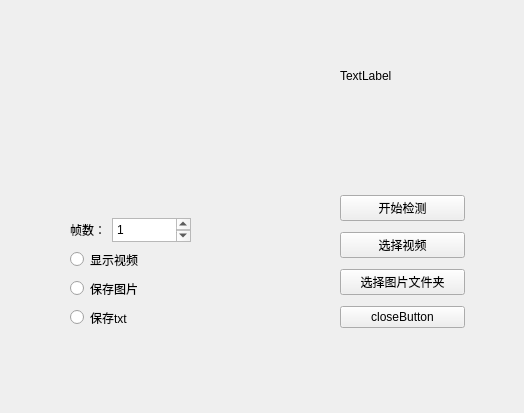
This is yolotool.ui in truettA/strangeTool as Qt 5 draws it before an edit. The edited form follows.
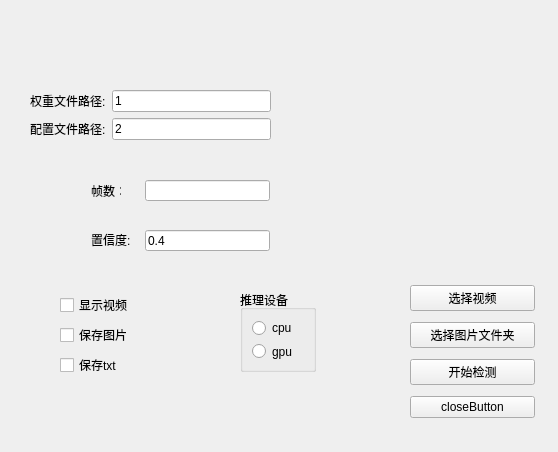
This is the edited form.

The edit to the form file:
```diff
--- a/yolotool.ui
+++ b/yolotool.ui
@@ -6,43 +6,23 @@
    <rect>
     <x>0</x>
     <y>0</y>
-    <width>524</width>
-    <height>413</height>
+    <width>558</width>
+    <height>452</height>
    </rect>
   </property>
   <property name="windowTitle">
    <string>Form</string>
   </property>
-  <widget class="QLabel" name="label_2">
+  <widget class="QWidget" name="layoutWidget">
    <property name="geometry">
     <rect>
-     <x>340</x>
-     <y>20</y>
-     <width>141</width>
-     <height>111</height>
-    </rect>
-   </property>
-   <property name="text">
-    <string>TextLabel</string>
-   </property>
-  </widget>
-  <widget class="QWidget" name="">
-   <property name="geometry">
-    <rect>
-     <x>340</x>
-     <y>190</y>
+     <x>410</x>
+     <y>280</y>
      <width>125</width>
      <height>143</height>
     </rect>
    </property>
    <layout class="QVBoxLayout" name="verticalLayout">
-    <item>
-     <widget class="QPushButton" name="startDectButton">
-      <property name="text">
-       <string>开始检测</string>
-      </property>
-     </widget>
-    </item>
     <item>
      <widget class="QPushButton" name="selectVideoButton">
       <property name="text">
@@ -57,6 +37,13 @@
       </property>
      </widget>
     </item>
+    <item>
+     <widget class="QPushButton" name="startDectButton">
+      <property name="text">
+       <string>开始检测</string>
+      </property>
+     </widget>
+    </item>
     <item>
      <widget class="QPushButton" name="closeShowButton">
       <property name="text">
@@ -66,57 +53,167 @@
     </item>
    </layout>
   </widget>
-  <widget class="QWidget" name="">
+  <widget class="QWidget" name="widget" native="true">
    <property name="geometry">
     <rect>
-     <x>70</x>
-     <y>218</y>
-     <width>121</width>
-     <height>111</height>
+     <x>60</x>
+     <y>270</y>
+     <width>151</width>
+     <height>131</height>
     </rect>
    </property>
-   <layout class="QVBoxLayout" name="verticalLayout_2">
+   <layout class="QVBoxLayout" name="verticalLayout_3">
     <item>
-     <layout class="QHBoxLayout" name="horizontalLayout">
+     <layout class="QVBoxLayout" name="verticalLayout_2">
       <item>
-       <widget class="QLabel" name="label">
+       <widget class="QCheckBox" name="checkBox">
         <property name="text">
-         <string>帧数：</string>
+         <string>显示视频</string>
         </property>
        </widget>
       </item>
       <item>
-       <widget class="QPlainTextEdit" name="plainTextEdit">
-        <property name="plainText">
-         <string>1</string>
+       <widget class="QCheckBox" name="checkBox_2">
+        <property name="text">
+         <string>保存图片</string>
+        </property>
+       </widget>
+      </item>
+      <item>
+       <widget class="QCheckBox" name="checkBox_3">
+        <property name="text">
+         <string>保存txt</string>
         </property>
        </widget>
       </item>
      </layout>
     </item>
-    <item>
-     <widget class="QRadioButton" name="radioButton">
+   </layout>
+  </widget>
+  <widget class="QWidget" name="widget_2" native="true">
+   <property name="geometry">
+    <rect>
+     <x>30</x>
+     <y>90</y>
+     <width>241</width>
+     <height>76</height>
+    </rect>
+   </property>
+   <layout class="QFormLayout" name="formLayout">
+    <item row="0" column="0">
+     <widget class="QLabel" name="label_2">
       <property name="text">
-       <string>显示视频</string>
+       <string>权重文件路径:</string>
       </property>
      </widget>
     </item>
+    <item row="0" column="1">
+     <widget class="QLineEdit" name="weightEdit">
+      <property name="text">
+       <string>1</string>
+      </property>
+     </widget>
+    </item>
+    <item row="1" column="0">
+     <widget class="QLabel" name="label_3">
+      <property name="text">
+       <string>配置文件路径:</string>
+      </property>
+     </widget>
+    </item>
+    <item row="1" column="1">
+     <widget class="QLineEdit" name="cfgEdit">
+      <property name="text">
+       <string>2</string>
+      </property>
+     </widget>
+    </item>
+   </layout>
+  </widget>
+  <widget class="QGroupBox" name="groupBox">
+   <property name="geometry">
+    <rect>
+     <x>240</x>
+     <y>290</y>
+     <width>76</width>
+     <height>82</height>
+    </rect>
+   </property>
+   <property name="title">
+    <string>推理设备</string>
+   </property>
+   <layout class="QVBoxLayout" name="verticalLayout_4">
     <item>
-     <widget class="QRadioButton" name="radioButton_2">
+     <widget class="QRadioButton" name="rcpuButton">
       <property name="text">
-       <string>保存图片</string>
+       <string>cpu</string>
       </property>
      </widget>
     </item>
     <item>
-     <widget class="QRadioButton" name="radioButton_3">
+     <widget class="QRadioButton" name="rgpuButton">
       <property name="text">
-       <string>保存txt</string>
+       <string>gpu</string>
       </property>
      </widget>
     </item>
    </layout>
   </widget>
+  <widget class="QLabel" name="label_4">
+   <property name="geometry">
+    <rect>
+     <x>91</x>
+     <y>230</y>
+     <width>44</width>
+     <height>19</height>
+    </rect>
+   </property>
+   <property name="text">
+    <string>置信度:</string>
+   </property>
+  </widget>
+  <widget class="QLabel" name="label">
+   <property name="geometry">
+    <rect>
+     <x>91</x>
+     <y>180</y>
+     <width>30</width>
+     <height>21</height>
+    </rect>
+   </property>
+   <property name="maximumSize">
+    <size>
+     <width>30</width>
+     <height>40</height>
+    </size>
+   </property>
+   <property name="text">
+    <string>帧数：</string>
+   </property>
+  </widget>
+  <widget class="QLineEdit" name="lineEdit_4">
+   <property name="geometry">
+    <rect>
+     <x>145</x>
+     <y>230</y>
+     <width>125</width>
+     <height>21</height>
+    </rect>
+   </property>
+   <property name="text">
+    <string>0.4</string>
+   </property>
+  </widget>
+  <widget class="QLineEdit" name="lineEdit_5">
+   <property name="geometry">
+    <rect>
+     <x>145</x>
+     <y>180</y>
+     <width>125</width>
+     <height>21</height>
+    </rect>
+   </property>
+  </widget>
  </widget>
  <resources/>
  <connections/>
```
